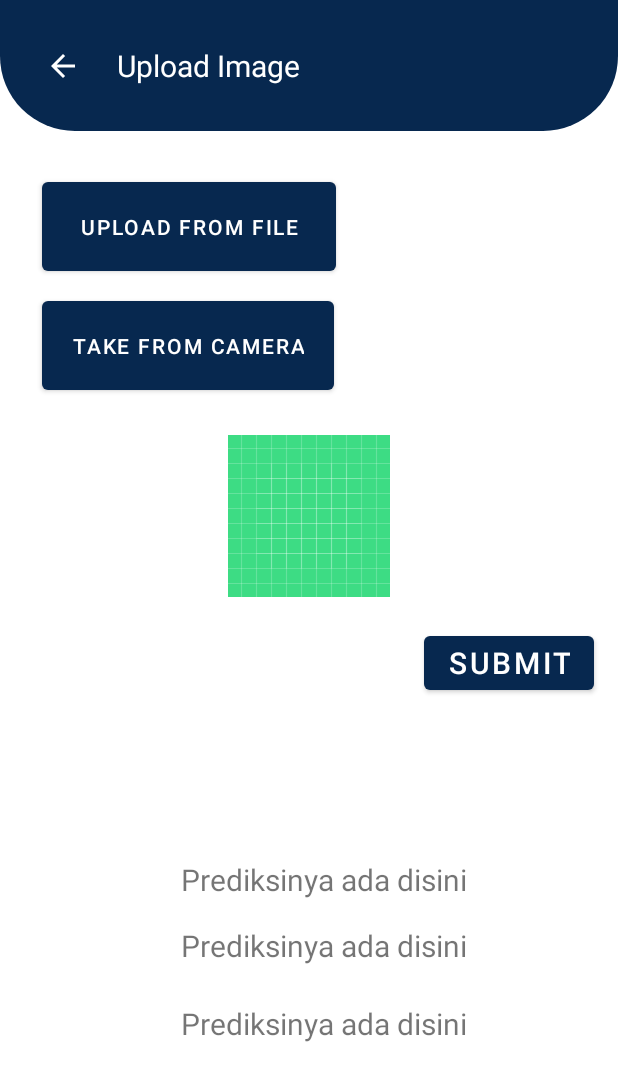
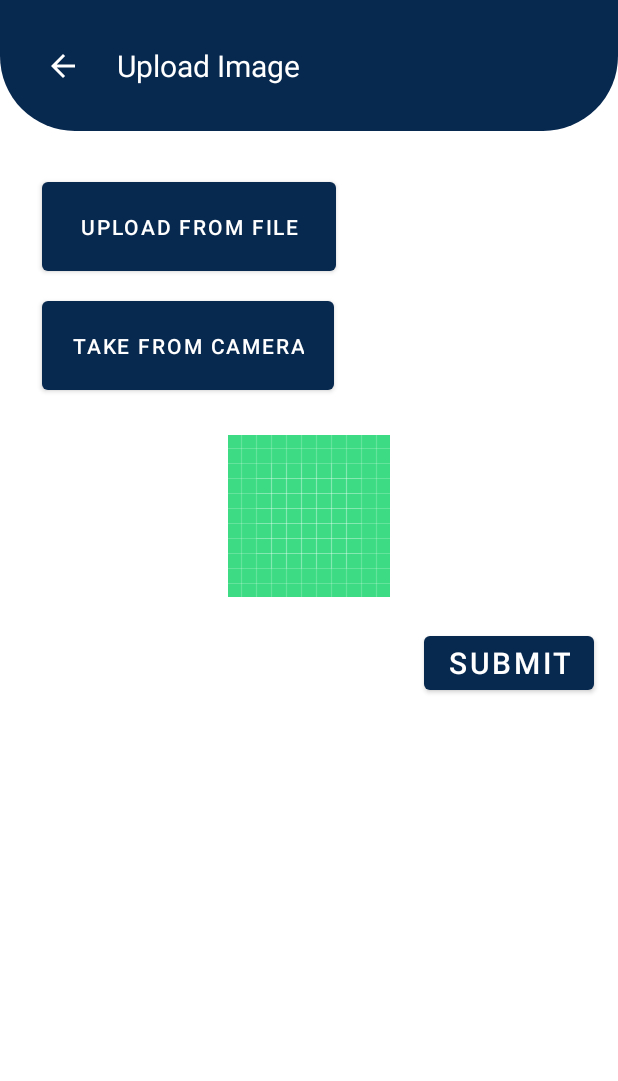
Before and after one commit to Nawitra/Bangkit-Ayenosis, an Android app: the layout activity_choose_upload.xml on its own in the app's theme, with its tools: preview values and no code run, on a phone screen of 412 x 824 dp. Shown: the top 1081 px of the screen. Run offline under Robolectric (Android 15) with nearby library versions, the phone set to English and light mode, and no system bars.

Commit message:
Fix everything. Final Commit?

```diff
--- a/app/src/main/java/com/wp/ayenosis/Adapter/DetectionAdapter.kt
+++ b/app/src/main/java/com/wp/ayenosis/Adapter/DetectionAdapter.kt
@@ -35,6 +35,7 @@ class DetectionAdapter(options: FirestoreRecyclerOptions<Detection>) :
         val normalPercent = String.format("%.3f", model.normalPercent!! *100)
         holder.tvNormalHistory.text = "Normal   : $normalPercent%"
         holder.tvCataractHistory.text = "Cataract : $cataractPercent%"
+        holder.tvDateHistory.text = model.date
     }
 
 }
--- a/app/src/main/java/com/wp/ayenosis/activity/HistoryActivity.kt
+++ b/app/src/main/java/com/wp/ayenosis/activity/HistoryActivity.kt
@@ -14,13 +14,9 @@ import com.google.firebase.firestore.CollectionReference
 import com.google.firebase.firestore.FirebaseFirestore
 import com.google.firebase.firestore.Query
 import com.wp.ayenosis.Adapter.DetectionAdapter
-import com.wp.ayenosis.Adapter.HistoryAdapter
-import com.wp.ayenosis.Adapter.QuestionAnswerAdapter
 import com.wp.ayenosis.R
 import com.wp.ayenosis.model.Detection
-import com.wp.ayenosis.model.QuestionAnswer
 import com.wp.ayenosis.utils.FirebaseUtils
-import com.wp.ayenosis.utils.FirebaseUtils.firebaseUser
 
 class HistoryActivity : AppCompatActivity() {
     private val db: FirebaseFirestore = FirebaseFirestore.getInstance()
@@ -82,7 +78,7 @@ class HistoryActivity : AppCompatActivity() {
         //val historyAdapter = HistoryAdapter(arrayListDetection)
         //rvHistory.adapter = historyAdapter
 
-        val query: Query = collectionRecyclerView
+        val query: Query = collectionRecyclerView.orderBy("timedate", Query.Direction.DESCENDING)
         val firestoreRecyclerOptions: FirestoreRecyclerOptions<Detection> = FirestoreRecyclerOptions.Builder<Detection>()
             .setQuery(query, Detection::class.java)
             .build()
--- a/app/src/main/java/com/wp/ayenosis/activity/LoginActivity.kt
+++ b/app/src/main/java/com/wp/ayenosis/activity/LoginActivity.kt
@@ -4,10 +4,7 @@ import android.content.Intent
 import androidx.appcompat.app.AppCompatActivity
 import android.os.Bundle
 import android.widget.Toast
-import com.google.firebase.auth.FirebaseUser
-import com.wp.ayenosis.R
 import com.wp.ayenosis.databinding.ActivityLoginBinding
-import com.wp.ayenosis.utils.FirebaseUtils
 import com.wp.ayenosis.utils.FirebaseUtils.firebaseAuth
 import com.wp.ayenosis.utils.FirebaseUtils.firebaseUser
 
--- a/app/src/main/java/com/wp/ayenosis/fragment/FirstIntroFragment.kt
+++ b/app/src/main/java/com/wp/ayenosis/fragment/FirstIntroFragment.kt
@@ -1,7 +1,5 @@
 package com.wp.ayenosis.fragment.onboarding
 
-import android.content.Context
-import android.content.Intent
 import android.os.Bundle
 import android.view.LayoutInflater
 import android.view.View
--- a/app/src/main/java/com/wp/ayenosis/fragment/SecondIntroFragment.kt
+++ b/app/src/main/java/com/wp/ayenosis/fragment/SecondIntroFragment.kt
@@ -1,6 +1,5 @@
 package com.wp.ayenosis.fragment.onboarding
 
-import android.content.Intent
 import android.os.Bundle
 import android.view.LayoutInflater
 import android.view.View
--- a/app/src/main/java/com/wp/ayenosis/fragment/ThirdIntroFragment.kt
+++ b/app/src/main/java/com/wp/ayenosis/fragment/ThirdIntroFragment.kt
@@ -1,16 +1,12 @@
 package com.wp.ayenosis.fragment.onboarding
 
-import android.content.Context
 import android.content.Intent
-import android.content.SharedPreferences
 import android.os.Bundle
-import android.preference.PreferenceManager
 import android.view.LayoutInflater
 import android.view.View
 import android.view.ViewGroup
 import androidx.fragment.app.Fragment
 import com.wp.ayenosis.activity.LoginActivity
-import com.wp.ayenosis.activity.SignUpActivity
 import com.wp.ayenosis.databinding.FragmentIntro3Binding
 
 class ThirdIntroFragment : Fragment() {
--- a/app/src/main/java/com/wp/ayenosis/utils/FirebaseUtils.kt
+++ b/app/src/main/java/com/wp/ayenosis/utils/FirebaseUtils.kt
@@ -1,6 +1,5 @@
 package com.wp.ayenosis.utils
 
-import android.annotation.SuppressLint
 import com.google.firebase.auth.FirebaseAuth
 import com.google.firebase.auth.FirebaseUser
 import com.google.firebase.firestore.FirebaseFirestore
--- a/app/src/main/res/layout/activity_choose_upload.xml
+++ b/app/src/main/res/layout/activity_choose_upload.xml
@@ -55,39 +55,4 @@
         app:layout_constraintEnd_toEndOf="parent"
         app:layout_constraintTop_toBottomOf="@+id/iv_file" />
 
-    <TextView
-        android:id="@+id/tv_prediction"
-        android:layout_width="wrap_content"
-        android:layout_height="wrap_content"
-        android:layout_marginBottom="224dp"
-        android:textSize="20sp"
-        app:layout_constraintBottom_toBottomOf="parent"
-        app:layout_constraintEnd_toEndOf="parent"
-        app:layout_constraintHorizontal_bias="0.546"
-        app:layout_constraintStart_toStartOf="parent"
-        tools:text="Prediksinya ada disini" />
-
-    <TextView
-        android:id="@+id/tv_prediction1"
-        android:layout_width="wrap_content"
-        android:layout_height="wrap_content"
-        android:layout_marginBottom="180dp"
-        android:textSize="20sp"
-        app:layout_constraintBottom_toBottomOf="parent"
-        app:layout_constraintEnd_toEndOf="parent"
-        app:layout_constraintHorizontal_bias="0.546"
-        app:layout_constraintStart_toStartOf="parent"
-        tools:text="Prediksinya ada disini" />
-
-    <TextView
-        android:id="@+id/tv_prediction2"
-        android:layout_width="wrap_content"
-        android:layout_height="wrap_content"
-        android:layout_marginBottom="128dp"
-        android:textSize="20sp"
-        app:layout_constraintBottom_toBottomOf="parent"
-        app:layout_constraintEnd_toEndOf="parent"
-        app:layout_constraintHorizontal_bias="0.546"
-        app:layout_constraintStart_toStartOf="parent"
-        tools:text="Prediksinya ada disini" />
 </androidx.constraintlayout.widget.ConstraintLayout>
```
Also changed, not shown: app/src/main/java/com/wp/ayenosis/Adapter/HistoryAdapter.kt (deleted, +0 -44 lines), app/src/main/java/com/wp/ayenosis/activity/ChooseUploadActivity.kt (+18 -44 lines), app/src/main/java/com/wp/ayenosis/activity/MainActivity.kt (+13 -2 lines), app/src/main/java/com/wp/ayenosis/activity/ShowResultActivity.kt (+9 -2 lines), app/src/main/java/com/wp/ayenosis/model/Detection.kt (+1 -6 lines), app/src/main/res/layout/action_bar.xml (+16 -4 lines), app/src/main/res/layout/activity_show_result.xml (+8 -4 lines), app/src/main/res/values/strings.xml (+11 -13 lines).
